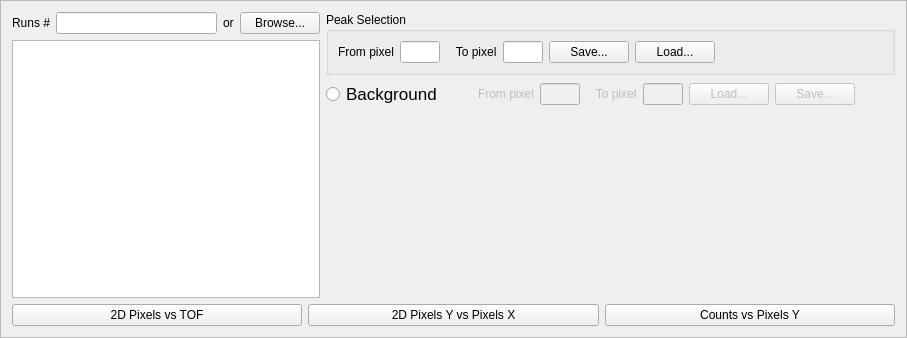
Before: the Qt Designer form Code/Mantid/scripts/Interface/ui/reflectometer/norm_refl.ui in mantidproject/mantid, drawn with Qt 5.
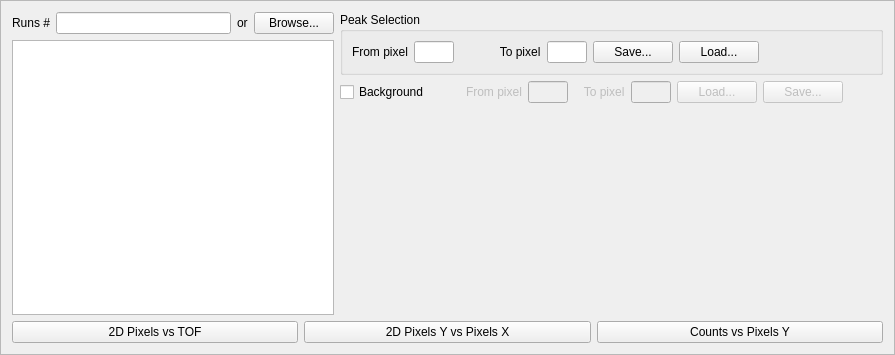
After: the same form once the commit is applied.

Commit message: Changed some of the radio buttons to check boxes. This refs #3570

Diff of the .ui file:
```diff
--- a/Code/Mantid/scripts/Interface/ui/reflectometer/norm_refl.ui
+++ b/Code/Mantid/scripts/Interface/ui/reflectometer/norm_refl.ui
@@ -6,8 +6,8 @@
    <rect>
     <x>0</x>
     <y>0</y>
-    <width>907</width>
-    <height>338</height>
+    <width>895</width>
+    <height>355</height>
    </rect>
   </property>
   <property name="windowTitle">
@@ -37,6 +37,12 @@
            </item>
            <item>
             <widget class="QLineEdit" name="lineEdit_4">
+             <property name="minimumSize">
+              <size>
+               <width>100</width>
+               <height>0</height>
+              </size>
+             </property>
              <property name="statusTip">
               <string/>
              </property>
@@ -110,6 +116,22 @@
                   </property>
                  </widget>
                 </item>
+                <item>
+                 <spacer name="horizontalSpacer_13">
+                  <property name="orientation">
+                   <enum>Qt::Horizontal</enum>
+                  </property>
+                  <property name="sizeType">
+                   <enum>QSizePolicy::Fixed</enum>
+                  </property>
+                  <property name="sizeHint" stdset="0">
+                   <size>
+                    <width>30</width>
+                    <height>20</height>
+                   </size>
+                  </property>
+                 </spacer>
+                </item>
                 <item>
                  <widget class="QLabel" name="label_5">
                   <property name="text">
@@ -176,14 +198,7 @@
          <item>
           <layout class="QHBoxLayout" name="horizontalLayout_8">
            <item>
-            <widget class="QRadioButton" name="norm_background_switch">
-             <property name="font">
-              <font>
-               <pointsize>13</pointsize>
-               <weight>50</weight>
-               <bold>false</bold>
-              </font>
-             </property>
+            <widget class="QCheckBox" name="norm_background_switch">
              <property name="text">
               <string>Background</string>
              </property>
```
Left out of the diff: 3 changed lines with no effect on the pictures. The commit also changes 24 other files.
